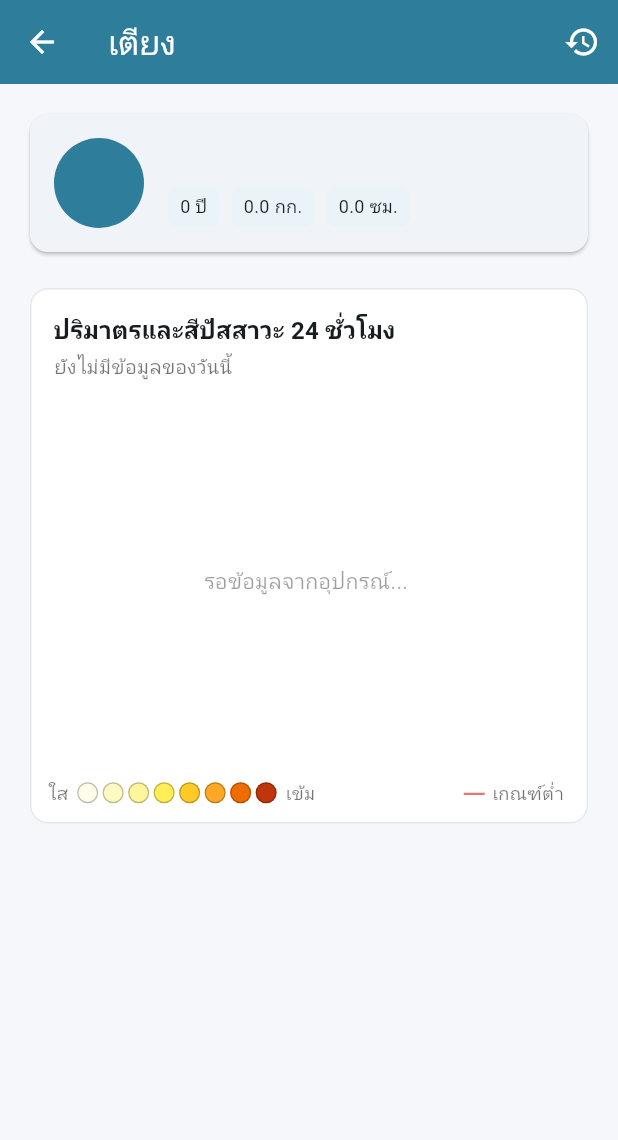
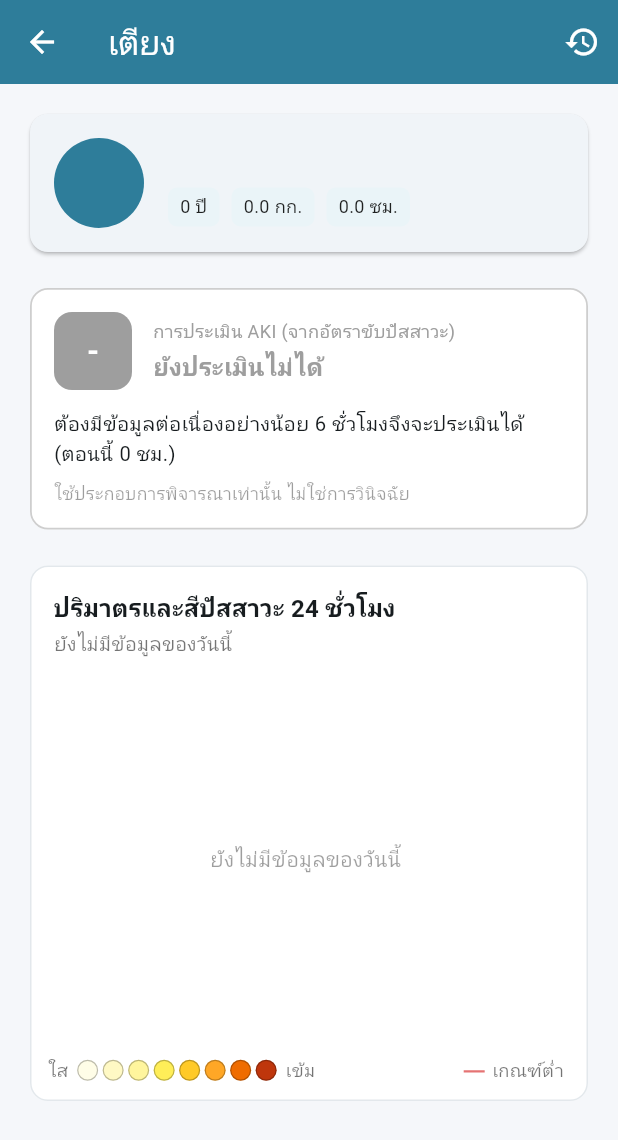
Before and after one commit to owmanomai090-beep/-urine_track, a Flutter app: the PatientDetailScreen screen opened directly with empty values, on a phone screen of 412 x 824 dp. Shown: the top 1140 px of the screen. Run offline on Flutter 3.47's test engine with Material 3 defaults, Android fonts, the phone set to English and light mode, and no system bars; our stand-ins replace fl_chart, flutter_blue_plus, permission_handler, shared_preferences, sqflite; accounts and stored records are empty.

Commit message:
อัปเดตโค้ดล่าสุด

```diff
--- a/lib/provider/urine_data_provider.dart
+++ b/lib/provider/urine_data_provider.dart
@@ -1,6 +1,8 @@
 import 'package:flutter/material.dart';
+import '../model/patient.dart';
 import '../model/urine_record.dart';
 import '../service/db_service.dart';
+import '../utils/aki_assessment.dart';
 
 class UrineDataProvider extends ChangeNotifier {
   final DbService _dbService = DbService();
@@ -8,13 +10,19 @@ class UrineDataProvider extends ChangeNotifier {
   List<UrineRecord> _records = [];
   List<UrineRecord> get records => _records;
 
+  // ผลประเมิน AKI ของผู้ป่วยแต่ละคน (key = patient.id) ใช้แสดงป้ายบนการ์ดเตียง
+  final Map<String, AkiResult> _akiResults = {};
+  AkiResult? akiFor(String patientId) => _akiResults[patientId];
+
   //ข้อมูลล่าสุด ใช้แสดงค่าปัจจุบันที่หน้าจอ
   UrineRecord? get lateRecord => _records.isNotEmpty ? _records.first : null;
+
   //โหลดข้อมูลย้อนหลังทั้งหมดของผู้ป่วย
   Future<void> loadRecordsForPatient(String patientId) async {
     _records = await _dbService.getRecordsByPatient(patientId);
     notifyListeners();
   }
+
   Future<void> loadRecordsByDateRange(
       String patientId,
       DateTime start,
@@ -23,12 +31,23 @@ class UrineDataProvider extends ChangeNotifier {
     _records = await _dbService.getRecordsByDateRange(patientId, start, end);
     notifyListeners();
   }
+
   //เรียกจาก ble_service ทุกครั้งที่มีข้อมูลใหม่เข้ามาจาก ESP32
-  Future<void> addNewRecord(UrineRecord record) async{
+  Future<void> addNewRecord(UrineRecord record) async {
     await _dbService.insertUrineRecord(record);
     _records.insert(0, record);
     notifyListeners();
   }
+
+  /// คำนวณ AKI ของผู้ป่วยทุกคนที่ส่งเข้ามา (ไม่แตะ _records ของหน้ารายละเอียด)
+  Future<void> loadAkiForPatients(List<Patient> patients) async {
+    for (final p in patients) {
+      final recs = await _dbService.getRecordsByPatient(p.id);
+      _akiResults[p.id] = AkiAssessment.assess(recs, p.weight);
+    }
+    notifyListeners();
+  }
+
   void clear() {
     _records = [];
     notifyListeners();
--- /dev/null
+++ b/lib/utils/aki_assessment.dart
@@ -0,0 +1,107 @@
+import '../model/urine_record.dart';
+
+/// ระยะตามตารางที่ 1: U0 ปกติ, U1 ระยะ 1, U2 ระยะ 2, U3 ระยะ 3
+enum AkiStage { u0, u1, u2, u3 }
+
+class AkiResult {
+  final AkiStage stage;
+
+  /// มีข้อมูลต่อเนื่องพอให้ประเมินหรือไม่ (อย่างน้อย 6 ชั่วโมง)
+  final bool hasEnoughData;
+
+  /// จำนวนชั่วโมงที่มีข้อมูลต่อเนื่อง นับย้อนจากชั่วโมงล่าสุด
+  final int continuousHours;
+
+  /// อัตราขับปัสสาวะของชั่วโมงล่าสุด (มล./กก./ชม.)
+  final double? latestRate;
+
+  /// จำนวนชั่วโมงต่อเนื่อง (นับย้อนจากล่าสุด) ที่ต่ำกว่า 0.5 / ต่ำกว่า 0.3 / ไม่มีปัสสาวะ
+  final int low05Hours;
+  final int low03Hours;
+  final int anuriaHours;
+
+  const AkiResult({
+    required this.stage,
+    required this.hasEnoughData,
+    required this.continuousHours,
+    required this.latestRate,
+    required this.low05Hours,
+    required this.low03Hours,
+    required this.anuriaHours,
+  });
+
+  static const empty = AkiResult(
+    stage: AkiStage.u0,
+    hasEnoughData: false,
+    continuousHours: 0,
+    latestRate: null,
+    low05Hours: 0,
+    low03Hours: 0,
+    anuriaHours: 0,
+  );
+}
+
+class AkiAssessment {
+  /// Urine output (mL/kg/hr) = ปริมาตรปัสสาวะ (mL) / (น้ำหนัก (kg) x เวลา (hr))
+  /// ที่นี่ 1 record = ปริมาตรของ 1 ชั่วโมง จึงหารด้วยน้ำหนักอย่างเดียว
+  static double rate(double volumeMl, double weightKg) => volumeMl / weightKg;
+
+  static const double _mild = 0.5;
+  static const double _severe = 0.3;
+
+  static AkiResult assess(List<UrineRecord> records, double weightKg) {
+    if (records.isEmpty || weightKg <= 0) return AkiResult.empty;
+
+    // รวมเป็นชั่วโมงละ 1 ค่า (ค่าล่าสุดของชั่วโมงนั้น)
+    final Map<DateTime, UrineRecord> buckets = {};
+    for (final r in records) {
+      final t = r.timestamp;
+      final key = DateTime(t.year, t.month, t.day, t.hour);
+      final cur = buckets[key];
+      if (cur == null || t.isAfter(cur.timestamp)) buckets[key] = r;
+    }
+
+    // เรียงใหม่ -> เก่า แล้วต่อโซ่ชั่วโมงที่ติดกัน หยุดเมื่อมีชั่วโมงขาด
+    final keys = buckets.keys.toList()..sort((a, b) => b.compareTo(a));
+    final chain = <UrineRecord>[buckets[keys.first]!];
+    for (int i = 1; i < keys.length; i++) {
+      final expected = keys[i - 1].subtract(const Duration(hours: 1));
+      if (keys[i] != expected) break;
+      chain.add(buckets[keys[i]]!);
+    }
+
+    int run(bool Function(UrineRecord r) test) {
+      int n = 0;
+      for (final r in chain) {
+        if (!test(r)) break;
+        n++;
+      }
+      return n;
+    }
+
+    final low05 = run((r) => rate(r.volumeMl, weightKg) < _mild);
+    final low03 = run((r) => rate(r.volumeMl, weightKg) < _severe);
+    final anuria = run((r) => r.volumeMl <= 0);
+
+    AkiStage stage;
+    if (low03 >= 24 || anuria >= 12) {
+      stage = AkiStage.u3;
+    } else if (low05 >= 12) {
+      stage = AkiStage.u2;
+    } else if (low05 >= 6) {
+      stage = AkiStage.u1;
+    } else {
+      stage = AkiStage.u0;
+    }
+
+    return AkiResult(
+      stage: stage,
+      hasEnoughData: chain.length >= 6,
+      continuousHours: chain.length,
+      latestRate: rate(chain.first.volumeMl, weightKg),
+      low05Hours: low05,
+      low03Hours: low03,
+      anuriaHours: anuria,
+    );
+  }
+}
--- /dev/null
+++ b/lib/widgets/aki_card.dart
@@ -0,0 +1,129 @@
+import 'package:flutter/material.dart';
+import '../model/urine_record.dart';
+import '../utils/aki_assessment.dart';
+
+/// การ์ดสรุปการประเมินภาวะไตบาดเจ็บเฉียบพลัน (AKI) จากอัตราการขับปัสสาวะ
+class AkiCard extends StatelessWidget {
+  final List<UrineRecord> records;
+  final double weightKg;
+
+  const AkiCard({super.key, required this.records, required this.weightKg});
+
+  static const _stageColor = {
+    AkiStage.u0: Color(0xFF2E7D32),
+    AkiStage.u1: Color(0xFFF9A825),
+    AkiStage.u2: Color(0xFFEF6C00),
+    AkiStage.u3: Color(0xFFC62828),
+  };
+
+  static const _stageCode = {
+    AkiStage.u0: 'U0',
+    AkiStage.u1: 'U1',
+    AkiStage.u2: 'U2',
+    AkiStage.u3: 'U3',
+  };
+
+  static const _stageTitle = {
+    AkiStage.u0: 'ปกติ',
+    AkiStage.u1: 'ไตบาดเจ็บเฉียบพลัน ระยะที่ 1',
+    AkiStage.u2: 'ไตบาดเจ็บเฉียบพลัน ระยะที่ 2',
+    AkiStage.u3: 'ไตบาดเจ็บเฉียบพลัน ระยะที่ 3',
+  };
+
+  String _detail(AkiResult r) {
+    if (!r.hasEnoughData) {
+      return 'ต้องมีข้อมูลต่อเนื่องอย่างน้อย 6 ชั่วโมงจึงจะประเมินได้ '
+          '(ตอนนี้ ${r.continuousHours} ชม.)';
+    }
+    switch (r.stage) {
+      case AkiStage.u0:
+        return r.low05Hours > 0
+            ? 'ต่ำกว่า 0.5 มล./กก./ชม. ต่อเนื่อง ${r.low05Hours} ชม. (เฝ้าระวัง)'
+            : 'อัตราขับปัสสาวะปกติ';
+      case AkiStage.u1:
+      case AkiStage.u2:
+        return 'ปัสสาวะน้อยกว่า 0.5 มล./กก./ชม. ต่อเนื่อง ${r.low05Hours} ชม.';
+      case AkiStage.u3:
+        return r.anuriaHours >= 12
+            ? 'ไม่มีปัสสาวะต่อเนื่อง ${r.anuriaHours} ชม.'
+            : 'ปัสสาวะน้อยกว่า 0.3 มล./กก./ชม. ต่อเนื่อง ${r.low03Hours} ชม.';
+    }
+  }
+
+  @override
+  Widget build(BuildContext context) {
+    final r = AkiAssessment.assess(records, weightKg);
+    final color = r.hasEnoughData ? _stageColor[r.stage]! : Colors.grey;
+    final code = r.hasEnoughData ? _stageCode[r.stage]! : '-';
+    final title = r.hasEnoughData ? _stageTitle[r.stage]! : 'ยังประเมินไม่ได้';
+
+    return Card(
+      elevation: 0,
+      color: Colors.white,
+      shape: RoundedRectangleBorder(
+        borderRadius: BorderRadius.circular(12),
+        side: BorderSide(color: color.withOpacity(0.5), width: 1.2),
+      ),
+      child: Padding(
+        padding: const EdgeInsets.all(16),
+        child: Column(
+          crossAxisAlignment: CrossAxisAlignment.start,
+          children: [
+            Row(
+              children: [
+                Container(
+                  width: 52,
+                  height: 52,
+                  alignment: Alignment.center,
+                  decoration: BoxDecoration(
+                    color: color,
+                    borderRadius: BorderRadius.circular(12),
+                  ),
+                  child: Text(
+                    code,
+                    style: const TextStyle(
+                      color: Colors.white,
+                      fontSize: 20,
+                      fontWeight: FontWeight.bold,
+                    ),
+                  ),
+                ),
+                const SizedBox(width: 14),
+                Expanded(
+                  child: Column(
+                    crossAxisAlignment: CrossAxisAlignment.start,
+                    children: [
+                      const Text('การประเมิน AKI (จากอัตราขับปัสสาวะ)',
+                          style: TextStyle(fontSize: 12, color: Colors.grey)),
+                      const SizedBox(height: 2),
+                      Text(title,
+                          style: TextStyle(
+                              fontSize: 16,
+                              fontWeight: FontWeight.bold,
+                              color: color)),
+                    ],
+                  ),
+                ),
+              ],
+            ),
+            const SizedBox(height: 12),
+            Text(_detail(r), style: const TextStyle(fontSize: 13.5)),
+            if (r.latestRate != null) ...[
+              const SizedBox(height: 6),
+              Text(
+                'ชั่วโมงล่าสุด ${r.latestRate!.toStringAsFixed(2)} มล./กก./ชม. '
+                    '(น้ำหนัก ${weightKg.toStringAsFixed(0)} กก.)',
+                style: const TextStyle(fontSize: 12.5, color: Colors.black54),
+              ),
+            ],
+            const SizedBox(height: 8),
+            const Text(
+              'ใช้ประกอบการพิจารณาเท่านั้น ไม่ใช่การวินิจฉัย',
+              style: TextStyle(fontSize: 11.5, color: Colors.black38),
+            ),
+          ],
+        ),
+      ),
+    );
+  }
+}
--- a/lib/widgets/bed_card.dart
+++ b/lib/widgets/bed_card.dart
@@ -1,10 +1,13 @@
 import 'package:flutter/material.dart';
 import '../model/patient.dart';
+import '../utils/aki_assessment.dart';
 import '../utils/constant.dart';
+import 'aki_badge.dart';
 
 class BedCard extends StatelessWidget {
   final String bedId;      // เช่น "5a"
   final Patient? patient;  // null = เตียงว่าง
+  final AkiResult? aki;    // ผลประเมิน AKI (null = ยังไม่มีผล)
   final VoidCallback onTap;
 
   const BedCard({
@@ -12,11 +15,18 @@ class BedCard extends StatelessWidget {
     required this.bedId,
     required this.patient,
     required this.onTap,
+    this.aki,
   });
 
   @override
   Widget build(BuildContext context) {
     final bool isOccupied = patient != null;
+    final bool alert = isOccupied &&
+        aki != null &&
+        aki!.hasEnoughData &&
+        aki!.stage != AkiStage.u0;
+    final Color alertColor =
+    alert ? akiStageColor(aki!.stage) : AppConstants.primaryColor;
 
     return Card(
       elevation: 2,
@@ -24,16 +34,22 @@ class BedCard extends StatelessWidget {
       shape: RoundedRectangleBorder(
         borderRadius: BorderRadius.circular(AppConstants.cardBorderRadius),
         side: BorderSide(
-          color: isOccupied
+          color: alert
+              ? alertColor
+              : isOccupied
               ? AppConstants.primaryColor.withValues(alpha: 0.3)
               : Colors.grey.shade300,
+          width: alert ? 2 : 1,
         ),
       ),
       child: InkWell(
         borderRadius: BorderRadius.circular(AppConstants.cardBorderRadius),
         onTap: onTap,
-        child: Padding(
+        child: Stack(
+          children: [
+            Padding(
               padding: const EdgeInsets.all(12),
+              child: Center(
                 child: Column(
                   mainAxisAlignment: MainAxisAlignment.center,
                   children: [
@@ -59,7 +75,8 @@ class BedCard extends StatelessWidget {
                       overflow: TextOverflow.ellipsis,
                       style: TextStyle(
                         fontSize: 13,
-                  fontWeight: isOccupied ? FontWeight.w600 : FontWeight.normal,
+                        fontWeight:
+                        isOccupied ? FontWeight.w600 : FontWeight.normal,
                         color: isOccupied ? Colors.black87 : Colors.grey,
                       ),
                     ),
@@ -67,13 +84,24 @@ class BedCard extends StatelessWidget {
                       const SizedBox(height: 2),
                       Text(
                         '${patient!.age} ปี',
-                  style: const TextStyle(fontSize: 11, color: Colors.grey),
+                        style:
+                        const TextStyle(fontSize: 11, color: Colors.grey),
                       ),
                     ],
                   ],
                 ),
               ),
             ),
+            // ป้าย AKI มุมขวาบน (วางทับ ไม่ดันเนื้อหาจนล้น)
+            if (isOccupied && aki != null)
+              Positioned(
+                top: 6,
+                right: 6,
+                child: AkiBadge(result: aki!),
+              ),
+          ],
+        ),
+      ),
     );
   }
 }
--- a/lib/widgets/urine_chart.dart
+++ b/lib/widgets/urine_chart.dart
@@ -5,27 +5,58 @@ import '../model/urine_record.dart';
 import '../provider/urine_data_provider.dart';
 import '../utils/urine_color_map.dart';
 
-/// กราฟเส้นเดียว: ความสูง = ปริมาตร (มล.), สีเส้น/จุด = สีปัสสาวะ (colorCode)
-/// อ่านจากฐานข้อมูลผ่าน UrineDataProvider (แยกตามผู้ป่วย) แสดงของวันนี้ 0-23 ชม.
+/// เลือก record ล่าสุดของแต่ละชั่วโมง (ไม่สนลำดับของ list)
+/// ใช้ร่วมกันทั้งกราฟและยอดสรุป เพื่อไม่ให้นับ record ซ้ำในชั่วโมงเดียวกัน
+Map<int, UrineRecord> latestPerHour(Iterable<UrineRecord> records) {
+  final Map<int, UrineRecord> byHour = {};
+  for (final r in records) {
+    final h = r.timestamp.hour;
+    final cur = byHour[h];
+    if (cur == null || r.timestamp.isAfter(cur.timestamp)) {
+      byHour[h] = r;
+    }
+  }
+  return byHour;
+}
+
+/// หน้ารายละเอียดผู้ป่วย: แสดงข้อมูลของ "วันนี้" จาก UrineDataProvider
 class UrineChart extends StatelessWidget {
   const UrineChart({super.key});
+
+  @override
+  Widget build(BuildContext context) {
+    final records = context.watch<UrineDataProvider>().records;
+    final now = DateTime.now();
+    final today = records.where((r) =>
+    r.timestamp.year == now.year &&
+        r.timestamp.month == now.month &&
+        r.timestamp.day == now.day);
+    return UrineHourlyChart(
+      records: today.toList(),
+      emptyText: 'ยังไม่มีข้อมูลของวันนี้',
+    );
+  }
+}
+
+/// กราฟเส้นเดียว: ความสูง = ปริมาตร (มล.), สีเส้น/จุด = สีปัสสาวะ (colorCode)
+/// รับ records ของวันเดียว (ลำดับใดก็ได้) แล้วรวมเป็นชั่วโมงละ 1 จุดเอง
+class UrineHourlyChart extends StatelessWidget {
+  final List<UrineRecord> records;
+  final String latestLabel;
+  final String emptyText;
+
+  const UrineHourlyChart({
+    super.key,
+    required this.records,
+    this.latestLabel = 'ล่าสุด',
+    this.emptyText = 'ยังไม่มีข้อมูล',
+  });
 
   static const double _lowVolume = 10; // ต่ำกว่าหรือเท่ากับนี้ = ผิดปกติ
 
   @override
   Widget build(BuildContext context) {
-    final records = context.watch<UrineDataProvider>().records;
-
-    // เลือก record ล่าสุดของแต่ละชั่วโมง (records เรียงใหม่ -> เก่า)
-    final now = DateTime.now();
-    final Map<int, UrineRecord> byHour = {};
-    for (final r in records) {
-      final t = r.timestamp;
-      if (t.year != now.year || t.month != now.month || t.day != now.day) {
-        continue;
-      }
-      byHour.putIfAbsent(t.hour, () => r);
-    }
+    final byHour = latestPerHour(records);
     final points = byHour.values.toList()
       ..sort((a, b) => a.timestamp.hour.compareTo(b.timestamp.hour));
     final latest = points.isEmpty ? null : points.last;
@@ -56,8 +87,8 @@ class UrineChart extends StatelessWidget {
               padding: const EdgeInsets.fromLTRB(4, 2, 4, 14),
               child: Text(
                 latest == null
-                    ? 'ยังไม่มีข้อมูลของวันนี้'
-                    : 'ล่าสุด ชม.${latest.timestamp.hour}: '
+                    ? emptyText
+                    : '$latestLabel ชม.${latest.timestamp.hour}: '
                     '${latest.volumeMl.toStringAsFixed(0)} มล. · '
                     '${UrineColorMap.getLabel(latest.colorCode)}',
                 style: const TextStyle(color: Colors.black54, fontSize: 13),
@@ -66,13 +97,12 @@ class UrineChart extends StatelessWidget {
             SizedBox(
               height: 240,
               child: points.isEmpty
-                  ? const Center(
-                  child: Text('รอข้อมูลจากอุปกรณ์...',
-                      style: TextStyle(color: Colors.black38)))
+                  ? Center(
+                  child: Text(emptyText,
+                      style: const TextStyle(color: Colors.black38)))
                   : LineChart(_buildChart(points, byHour)),
             ),
             const SizedBox(height: 12),
-            // แถบอธิบายสี: ใส -> เข้ม ตาม UrineColorMap
             Row(
               children: [
                 const Text('ใส',
@@ -120,7 +150,8 @@ class UrineChart extends StatelessWidget {
         .map((r) => FlSpot(r.timestamp.hour.toDouble(), r.volumeMl))
         .toList();
 
-    final maxVol = points.map((r) => r.volumeMl).reduce((a, b) => a > b ? a : b);
+    final maxVol =
+    points.map((r) => r.volumeMl).reduce((a, b) => a > b ? a : b);
     final maxY = maxVol <= 40 ? 50.0 : ((maxVol / 10).ceil() + 1) * 10.0;
 
     final minX = spots.first.x;
@@ -128,9 +159,8 @@ class UrineChart extends StatelessWidget {
     List<Color> colors =
     points.map((r) => UrineColorMap.getColor(r.colorCode)).toList();
     List<double> stops = points
-        .map((r) => maxX == minX
-        ? 0.0
-        : (r.timestamp.hour - minX) / (maxX - minX))
+        .map((r) =>
+    maxX == minX ? 0.0 : (r.timestamp.hour - minX) / (maxX - minX))
         .toList();
     if (colors.length == 1) {
       colors = [colors.first, colors.first];
@@ -182,6 +212,7 @@ class UrineChart extends StatelessWidget {
             interval: 1,
             getTitlesWidget: (v, meta) {
               final h = v.toInt();
+              // แสดงเว้นช่วงทุก 3 ชั่วโมง กันตัวเลขซ้อนกัน
               if (h % 3 != 0 && h != 23) return const SizedBox.shrink();
               return Padding(
                 padding: const EdgeInsets.only(top: 6),
```
Also changed, not shown: lib/screen/history_screen.dart (+19 -24 lines), lib/screen/patient_detail_screen.dart (+27 -10 lines), lib/screen/zone_detail_screen.dart (+19 -7 lines), lib/service/ble_service.dart (+72 -19 lines), lib/widgets/aki_badge.dart (added, +54 -0 lines). Lines whose indentation alone changed are shown as unchanged.
